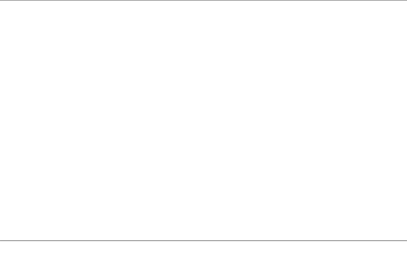
First picture: the form in MMO/Res/chatview.ui, repository maresc-g/linumon, before the edit.
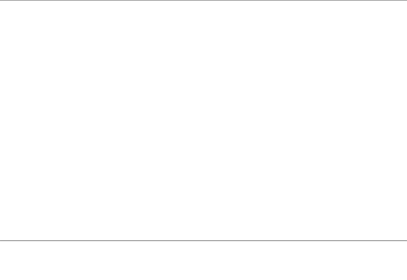
Second picture: the form after the edit.

Patch:
```diff
--- a/MMO/Res/chatview.ui
+++ b/MMO/Res/chatview.ui
@@ -7,7 +7,7 @@
     <x>0</x>
     <y>0</y>
     <width>407</width>
-    <height>279</height>
+    <height>280</height>
    </rect>
   </property>
   <property name="windowTitle">
```
